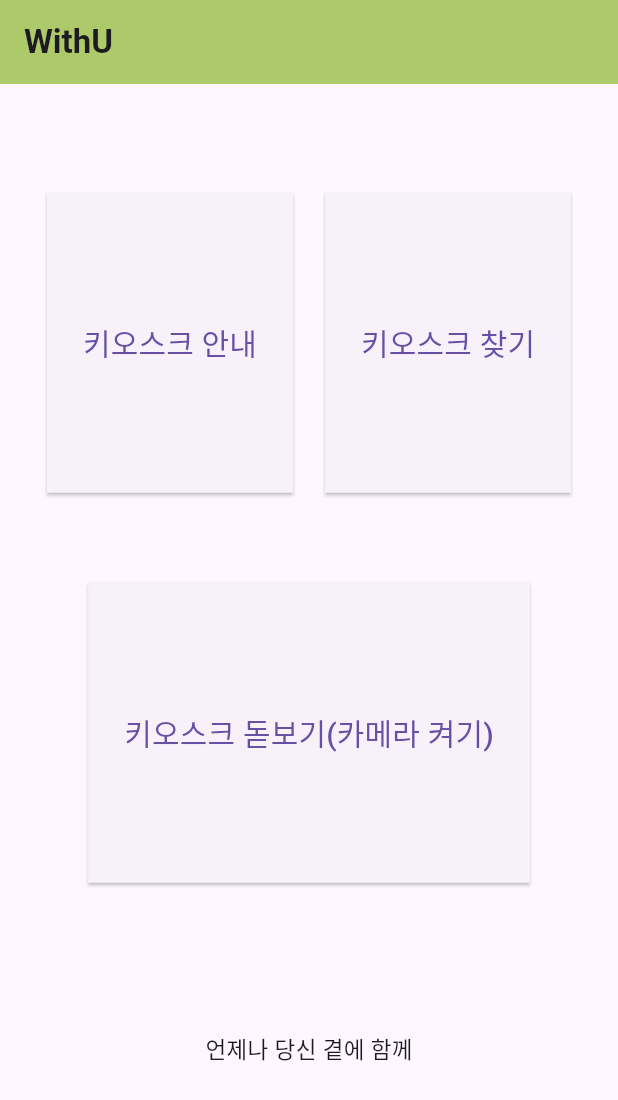
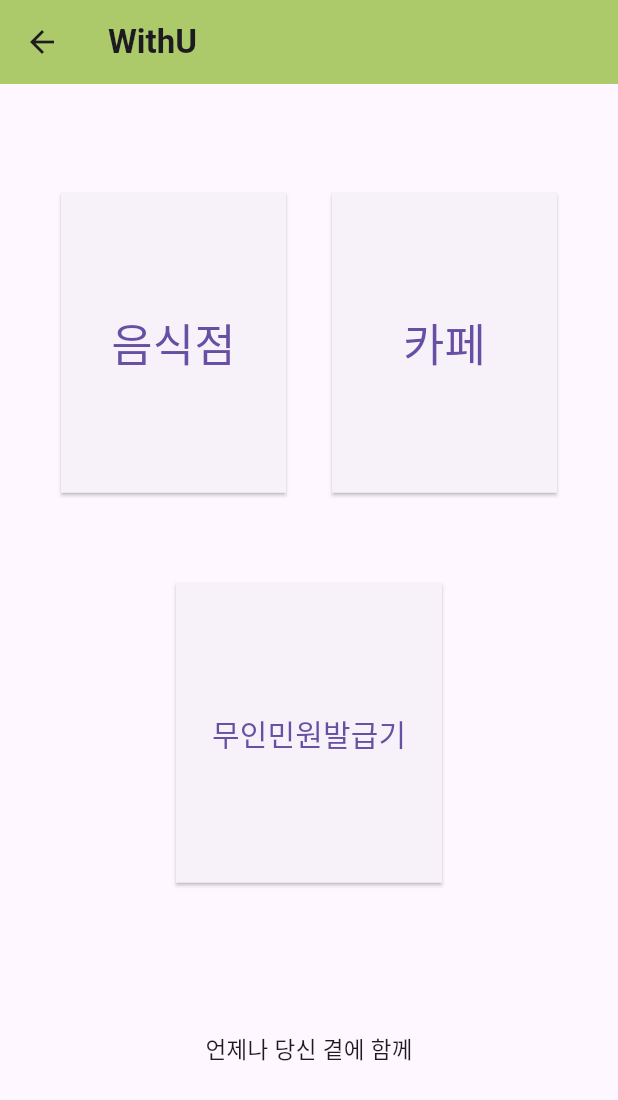
Before and after one commit to CapStoneDesign-MjcArmy/CapstoneDesign_WithU, a Flutter app: the screen it shows after launch, after a tap on "키오스크 안내", on a phone screen of 412 x 824 dp. Shown: the top 1100 px of the screen. Run offline on Flutter 3.47's test engine with Material 3 defaults, Android fonts, the phone set to English and light mode, and no system bars.

Commit message:
Seperate dir, and add KioskInfo.dart

```diff
--- /dev/null
+++ b/lib/AboutKiosk/KioskInfo.dart
@@ -0,0 +1,82 @@
+import 'package:flutter/material.dart';
+
+class KioskInfo extends StatelessWidget {
+  @override
+  Widget build(BuildContext context) {
+    return Scaffold(
+      appBar: AppBar(
+        title: Text(
+          'WithU',
+          style: TextStyle(
+            fontWeight: FontWeight.bold,
+          ),
+        ),
+        backgroundColor: Color(0xFFACCA69),
+      ),
+      body: Column(
+        mainAxisAlignment: MainAxisAlignment.center,
+        children: [
+          Padding(
+            padding: const EdgeInsets.symmetric(horizontal: 10.0, vertical: 10.0),
+            child: Row(
+              mainAxisAlignment: MainAxisAlignment.spaceEvenly,
+              children: [
+                ElevatedButton(
+                  onPressed: () {},
+                  child: Text('음식점',
+                    style: TextStyle(
+                        fontSize: 30
+                    ),),
+                  style: ElevatedButton.styleFrom(
+                    minimumSize: Size(150, 200),
+                    shape: RoundedRectangleBorder(
+                      borderRadius: BorderRadius.circular(0),
+                    ),
+                  ),
+                ),
+                ElevatedButton(
+                  onPressed: () {},
+                  child: Text('카페',
+                    style: TextStyle(
+                        fontSize: 30
+                    ),),
+                  style: ElevatedButton.styleFrom(
+                    minimumSize: Size(150, 200),
+                    shape: RoundedRectangleBorder(
+                      borderRadius: BorderRadius.circular(0),
+                    ),
+                  ),
+                ),
+              ],
+            ),
+          ),
+          Padding(
+            padding: const EdgeInsets.symmetric(vertical: 50.0),
+            child: Center(
+              child: ElevatedButton(
+                onPressed: () {},
+                child: Text('무인민원발급기',
+                  style: TextStyle(
+                      fontSize: 20
+                  ),),
+                style: ElevatedButton.styleFrom(
+                  minimumSize: Size(150, 200),
+                  shape: RoundedRectangleBorder(
+                    borderRadius: BorderRadius.circular(0),
+                  ),
+                ),
+              ),
+            ),
+          ),
+          Padding(
+            padding: const EdgeInsets.all(50.0),
+            child: Text(
+              '언제나 당신 곁에 함께',
+              style: TextStyle(fontSize: 15),
+            ),
+          ),
+        ],
+      ),
+    );
+  }
+}
--- a/lib/HomeScreen.dart
+++ b/lib/Main/HomeScreen.dart
@@ -1,4 +1,5 @@
 import 'package:flutter/material.dart';
+import '../AboutKiosk/KioskInfo.dart';
 import 'dart:async';
 
 class HomeScreen extends StatelessWidget {
@@ -23,7 +24,12 @@ class HomeScreen extends StatelessWidget {
               mainAxisAlignment: MainAxisAlignment.spaceEvenly,
               children: [
                 ElevatedButton(
-                  onPressed: () {},
+                  onPressed: () {
+                    Navigator.push(
+                      context,
+                      MaterialPageRoute(builder: (context) => KioskInfo()),
+                    );
+                  },
                   child: Text('키오스크 안내',
                       style: TextStyle(
                         fontSize: 20
```
Also changed, not shown: lib/Main/SplashScreen.dart (renamed from lib/SplashScreen.dart), lib/Main/main.dart (renamed from lib/main.dart).
